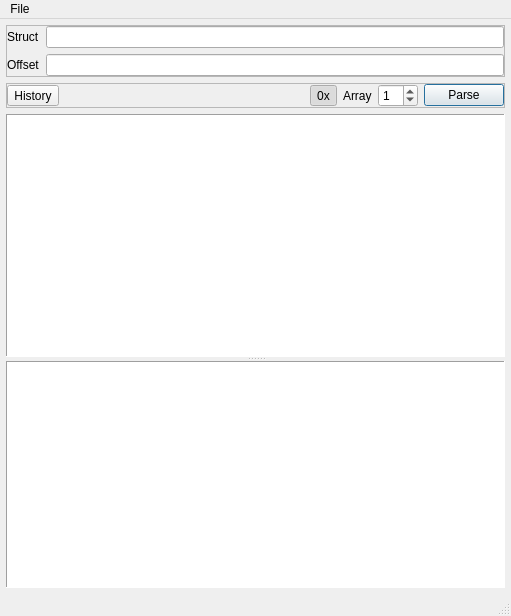
The window that view/BinView.ui (ukyouz/Visual-Studio-Debug-Tools) describes before a commit, drawn with Qt 5.
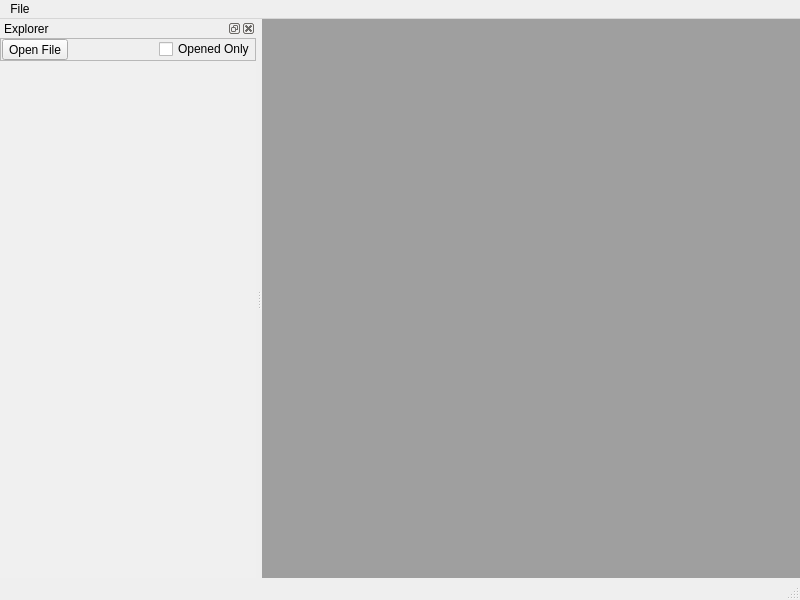
The same window after the commit. Icons and pictures are not drawn.

Commit message: let binviewer support open multiple files

Patch:
```diff
--- a/view/BinView.ui
+++ b/view/BinView.ui
@@ -6,260 +6,38 @@
    <rect>
     <x>0</x>
     <y>0</y>
-    <width>511</width>
-    <height>616</height>
+    <width>800</width>
+    <height>600</height>
    </rect>
   </property>
   <property name="windowTitle">
    <string>MainWindow</string>
   </property>
   <widget class="QWidget" name="centralwidget">
-   <layout class="QVBoxLayout" name="verticalLayout_2">
+   <layout class="QVBoxLayout" name="verticalLayout">
     <property name="leftMargin">
-     <number>6</number>
+     <number>0</number>
     </property>
     <property name="topMargin">
-     <number>6</number>
+     <number>0</number>
     </property>
     <property name="rightMargin">
-     <number>6</number>
+     <number>0</number>
     </property>
     <property name="bottomMargin">
-     <number>6</number>
+     <number>0</number>
     </property>
     <item>
-     <widget class="QSplitter" name="splitter_2">
-      <property name="orientation">
-       <enum>Qt::Vertical</enum>
-      </property>
-      <widget class="QWidget" name="layoutWidget">
-       <layout class="QVBoxLayout" name="verticalLayout">
-        <item>
-         <widget class="QFrame" name="frame">
-          <property name="frameShape">
-           <enum>QFrame::StyledPanel</enum>
-          </property>
-          <property name="frameShadow">
-           <enum>QFrame::Raised</enum>
-          </property>
-          <layout class="QGridLayout" name="gridLayout">
-           <property name="leftMargin">
-            <number>0</number>
-           </property>
-           <property name="topMargin">
-            <number>0</number>
-           </property>
-           <property name="rightMargin">
-            <number>0</number>
-           </property>
-           <property name="bottomMargin">
-            <number>0</number>
-           </property>
-           <item row="0" column="0">
-            <widget class="QLabel" name="label_2">
-             <property name="text">
-              <string>Struct</string>
-             </property>
-            </widget>
-           </item>
-           <item row="1" column="0">
-            <widget class="QLabel" name="label">
-             <property name="text">
-              <string>Offset</string>
-             </property>
-            </widget>
-           </item>
-           <item row="0" column="1" colspan="2">
-            <widget class="QLineEdit" name="lineStruct">
-             <property name="frame">
-              <bool>true</bool>
-             </property>
-            </widget>
-           </item>
-           <item row="1" column="1" colspan="2">
-            <widget class="QLineEdit" name="lineOffset">
-             <property name="sizePolicy">
-              <sizepolicy hsizetype="Expanding" vsizetype="Fixed">
-               <horstretch>1</horstretch>
-               <verstretch>0</verstretch>
-              </sizepolicy>
-             </property>
-            </widget>
-           </item>
-          </layout>
-         </widget>
-        </item>
-        <item>
-         <widget class="QFrame" name="frame_2">
-          <property name="frameShape">
-           <enum>QFrame::StyledPanel</enum>
-          </property>
-          <property name="frameShadow">
-           <enum>QFrame::Raised</enum>
-          </property>
-          <layout class="QHBoxLayout" name="horizontalLayout">
-           <property name="leftMargin">
-            <number>0</number>
-           </property>
-           <property name="topMargin">
-            <number>0</number>
-           </property>
-           <property name="rightMargin">
-            <number>0</number>
-           </property>
-           <property name="bottomMargin">
-            <number>0</number>
-           </property>
-           <item>
-            <widget class="QToolButton" name="btnHistory">
-             <property name="text">
-              <string>History</string>
-             </property>
-             <property name="popupMode">
-              <enum>QToolButton::InstantPopup</enum>
-             </property>
-             <property name="toolButtonStyle">
-              <enum>Qt::ToolButtonTextOnly</enum>
-             </property>
-            </widget>
-           </item>
-           <item>
-            <spacer name="horizontalSpacer">
-             <property name="orientation">
-              <enum>Qt::Horizontal</enum>
-             </property>
-             <property name="sizeHint" stdset="0">
-              <size>
-               <width>410</width>
-               <height>20</height>
-              </size>
-             </property>
-            </spacer>
-           </item>
-           <item>
-            <widget class="QToolButton" name="btnToggleHex">
-             <property name="text">
-              <string>0x</string>
-             </property>
-             <property name="checkable">
-              <bool>true</bool>
-             </property>
-             <property name="checked">
-              <bool>true</bool>
-             </property>
-             <property name="autoRaise">
-              <bool>true</bool>
-             </property>
-            </widget>
-           </item>
-           <item>
-            <widget class="QLabel" name="label_3">
-             <property name="text">
-              <string>Array</string>
-             </property>
-            </widget>
-           </item>
-           <item>
-            <widget class="QSpinBox" name="spinParseCount">
-             <property name="sizePolicy">
-              <sizepolicy hsizetype="Preferred" vsizetype="Fixed">
-               <horstretch>0</horstretch>
-               <verstretch>0</verstretch>
-              </sizepolicy>
-             </property>
-             <property name="minimumSize">
-              <size>
-               <width>40</width>
-               <height>0</height>
-              </size>
-             </property>
-             <property name="toolTip">
-              <string>Parse Option: Count</string>
-             </property>
-             <property name="suffix">
-              <string/>
-             </property>
-             <property name="prefix">
-              <string/>
-             </property>
-             <property name="maximum">
-              <number>999999999</number>
-             </property>
-             <property name="value">
-              <number>1</number>
-             </property>
-            </widget>
-           </item>
-           <item>
-            <widget class="QPushButton" name="btnParse">
-             <property name="text">
-              <string>Parse</string>
-             </property>
-             <property name="autoDefault">
-              <bool>true</bool>
-             </property>
-             <property name="default">
-              <bool>true</bool>
-             </property>
-            </widget>
-           </item>
-          </layout>
-         </widget>
-        </item>
-        <item>
-         <widget class="QTreeView" name="treeView">
-          <property name="styleSheet">
-           <string notr="true">QTreeView::branch:open:has-children{border-image: url(:/icon/images/treeview/border-expand.png);}
-QTreeView::branch:closed:has-children{border-image: url(:/icon/images/treeview/border-collapse.png);}
-QTreeView::branch:has-siblings:!adjoins-item{border-image:url(:/icon/images/treeview/border-line.png);}
-QTreeView::branch:has-siblings:adjoins-item{border-image:url(:/icon/images/treeview/border-more.png);}
-QTreeView::branch:!has-children:!has-siblings:adjoins-item{border-image:url(:/icon/images/treeview/border-end.png);}
-QTreeView::branch:closed:has-children:!has-siblings{border-image: url(:/icon/images/treeview/border-collapse.png);}
-QTreeView::branch:closed:has-children:has-siblings{border-image: url(:/icon/images/treeview/border-collapse-more.png);}
-QTreeView::branch:open:has-children:!has-siblings{border-image: url(:/icon/images/treeview/border-expand.png);}
-QTreeView::branch:open:has-children:has-siblings{border-image: url(:/icon/images/treeview/border-expand-more.png);}</string>
-          </property>
-          <property name="frameShape">
-           <enum>QFrame::Panel</enum>
-          </property>
-          <property name="autoScroll">
-           <bool>false</bool>
-          </property>
-          <property name="selectionMode">
-           <enum>QAbstractItemView::MultiSelection</enum>
-          </property>
-          <property name="indentation">
-           <number>16</number>
-          </property>
-         </widget>
-        </item>
-       </layout>
-      </widget>
-      <widget class="QTableView" name="tableView">
-       <property name="frameShape">
-        <enum>QFrame::Panel</enum>
-       </property>
-       <property name="frameShadow">
-        <enum>QFrame::Sunken</enum>
-       </property>
-       <property name="showGrid">
-        <bool>false</bool>
-       </property>
-       <attribute name="verticalHeaderDefaultSectionSize">
-        <number>24</number>
-       </attribute>
-      </widget>
-     </widget>
+     <widget class="QMdiArea" name="mdiArea"/>
     </item>
    </layout>
   </widget>
-  <widget class="QStatusBar" name="statusbar"/>
   <widget class="QMenuBar" name="menubar">
    <property name="geometry">
     <rect>
      <x>0</x>
      <y>0</y>
-     <width>511</width>
+     <width>800</width>
      <height>22</height>
     </rect>
    </property>
@@ -273,6 +51,119 @@
    </widget>
    <addaction name="menuFile"/>
   </widget>
+  <widget class="QStatusBar" name="statusbar"/>
+  <widget class="QDockWidget" name="dockWidget">
+   <property name="windowTitle">
+    <string>Explorer</string>
+   </property>
+   <attribute name="dockWidgetArea">
+    <number>1</number>
+   </attribute>
+   <widget class="QWidget" name="dockWidgetContents">
+    <layout class="QVBoxLayout" name="verticalLayout_2">
+     <property name="spacing">
+      <number>0</number>
+     </property>
+     <property name="leftMargin">
+      <number>0</number>
+     </property>
+     <property name="topMargin">
+      <number>0</number>
+     </property>
+     <property name="rightMargin">
+      <number>0</number>
+     </property>
+     <property name="bottomMargin">
+      <number>0</number>
+     </property>
+     <item>
+      <widget class="QFrame" name="frame">
+       <property name="frameShape">
+        <enum>QFrame::StyledPanel</enum>
+       </property>
+       <property name="frameShadow">
+        <enum>QFrame::Raised</enum>
+       </property>
+       <layout class="QHBoxLayout" name="horizontalLayout">
+        <property name="leftMargin">
+         <number>1</number>
+        </property>
+        <property name="topMargin">
+         <number>0</number>
+        </property>
+        <property name="rightMargin">
+         <number>0</number>
+        </property>
+        <property name="bottomMargin">
+         <number>0</number>
+        </property>
+        <item>
+         <widget class="QToolButton" name="toolButton">
+          <property name="text">
+           <string>Open File</string>
+          </property>
+         </widget>
+        </item>
+        <item>
+         <spacer name="horizontalSpacer">
+          <property name="orientation">
+           <enum>Qt::Horizontal</enum>
+          </property>
+          <property name="sizeHint" stdset="0">
+           <size>
+            <width>63</width>
+            <height>20</height>
+           </size>
+          </property>
+         </spacer>
+        </item>
+        <item>
+         <widget class="QCheckBox" name="checkBox">
+          <property name="text">
+           <string>Opened Only</string>
+          </property>
+         </widget>
+        </item>
+       </layout>
+      </widget>
+     </item>
+     <item>
+      <widget class="QTreeView" name="treeView">
+       <property name="palette">
+        <palette>
+         <active>
+          <colorrole role="Base">
+           <brush brushstyle="SolidPattern">
+            <color alpha="255">
+             <red>240</red>
+             <green>240</green>
+             <blue>240</blue>
+            </color>
+           </brush>
+          </colorrole>
+         </active>
+         <inactive>
+          <colorrole role="Base">
+           <brush brushstyle="SolidPattern">
+            <color alpha="255">
+             <red>240</red>
+             <green>240</green>
+             <blue>240</blue>
+            </color>
+           </brush>
+          </colorrole>
+         </inactive>
+         <disabled/>
+        </palette>
+       </property>
+       <property name="frameShape">
+        <enum>QFrame::NoFrame</enum>
+       </property>
+      </widget>
+     </item>
+    </layout>
+   </widget>
+  </widget>
   <action name="actionOpen_File">
    <property name="text">
     <string>Open File...</string>
```
Left out of the diff: 19 changed lines with no effect on the pictures. The commit also changes 12 other files.
